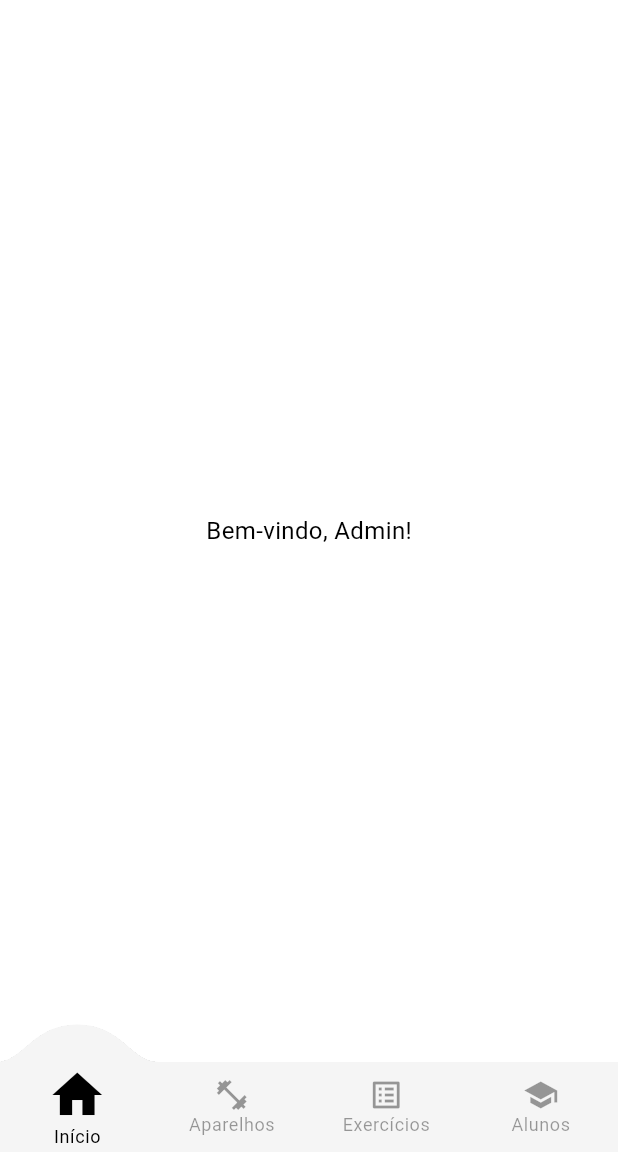
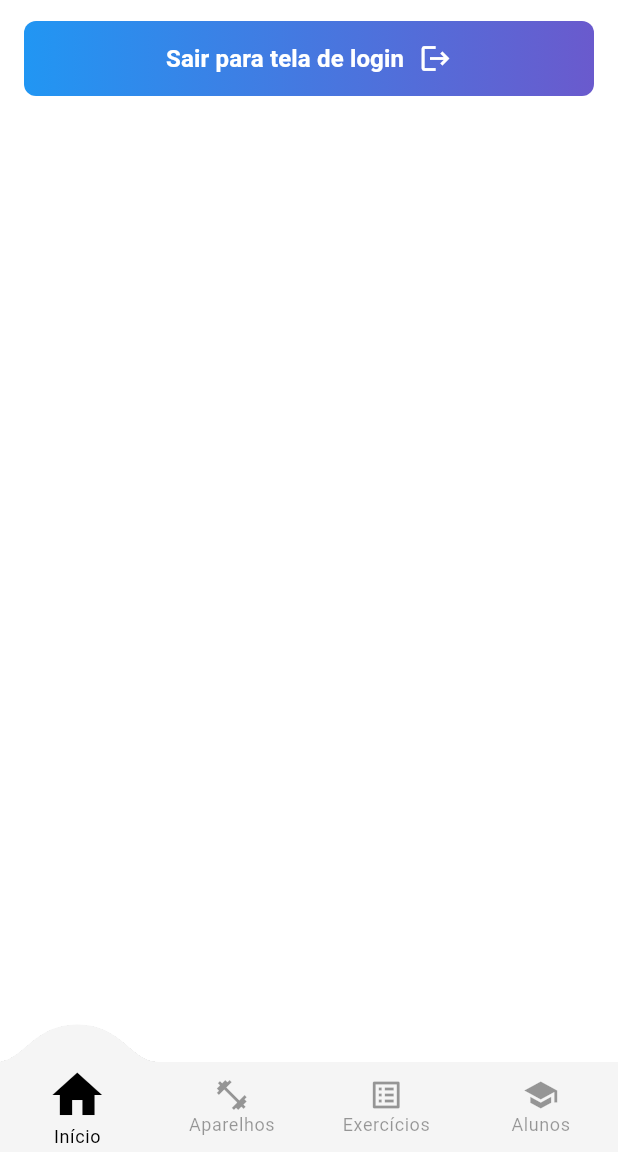
Before and after one commit to tiagostmg/academia-unifor, a Flutter app: the AdminScreen screen opened by its route, on a phone screen of 412 x 824 dp, the part 84-1236 px from its top. Run offline on Flutter 3.47's test engine with Material 3 defaults, Android fonts, the phone set to English and light mode, and no system bars; drawn by our look-alikes of convex_bottom_bar; our stand-ins replace animate_do, card_swiper, flutter_dotenv, flutter_svg, font_awesome_flutter, go_router.

Commit message:
Update AdminScreen to include logout button and enhance routing with NoTransitionPage

```diff
--- a/lib/routes/router.dart
+++ b/lib/routes/router.dart
@@ -39,7 +39,11 @@ final GoRouter router = GoRouter(
       pageBuilder:
           (context, state) => NoTransitionPage(child: const ProfileScreen()),
     ),
-    GoRoute(path: '/admin', builder: (context, state) => const AdminScreen()),
+    GoRoute(
+      path: '/admin',
+      pageBuilder:
+          (context, state) => NoTransitionPage(child: const AdminScreen()),
+    ),
     GoRoute(
       path: '/admin/equipments',
       pageBuilder:
--- a/lib/screens/admin/admin_screen.dart
+++ b/lib/screens/admin/admin_screen.dart
@@ -1,5 +1,6 @@
 import 'package:flutter/material.dart';
 import 'package:academia_unifor/widgets.dart';
+import 'package:go_router/go_router.dart';
 
 class AdminScreen extends StatelessWidget {
   const AdminScreen({super.key});
@@ -12,11 +13,27 @@ class AdminScreen extends StatelessWidget {
       decoration: BoxDecoration(color: theme.colorScheme.primary),
       child: SafeArea(
         child: AdminConvexBottomBar(
-          currentIndex: 0, // Altere para 1 ou 2 conforme a aba
+          currentIndex: 0,
           child: Scaffold(
             backgroundColor: theme.scaffoldBackgroundColor,
             appBar: CustomAppBar(showNotificationIcon: false),
-            body: const Center(child: Text('Bem-vindo, Admin!')),
+            body: Padding(
+              padding: const EdgeInsets.symmetric(horizontal: 16),
+              child: Column(
+                children: [
+                  SizedBox(
+                    width: double.infinity,
+                    child: CustomButton(
+                      text: "Sair para tela de login",
+                      icon: Icons.logout,
+                      onPressed: () {
+                        context.go('/');
+                      },
+                    ),
+                  ),
+                ],
+              ),
+            ),
           ),
         ),
       ),
```
